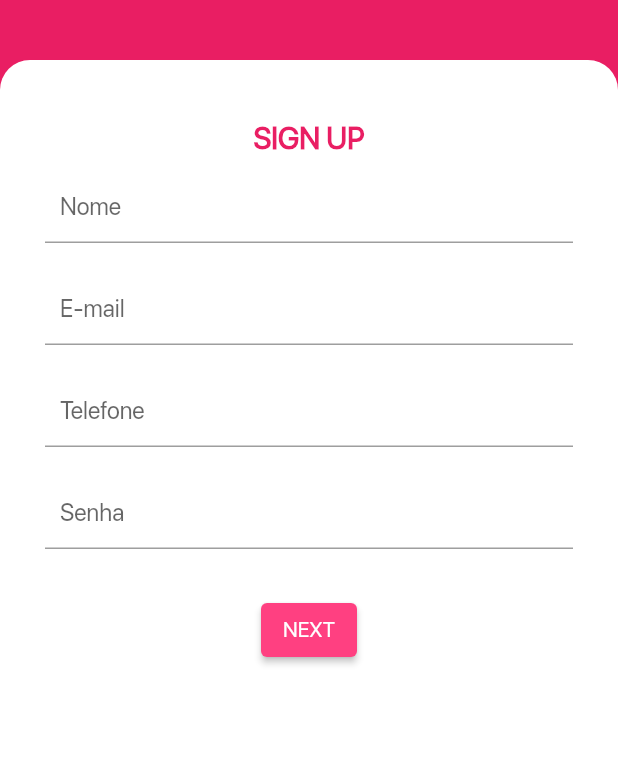
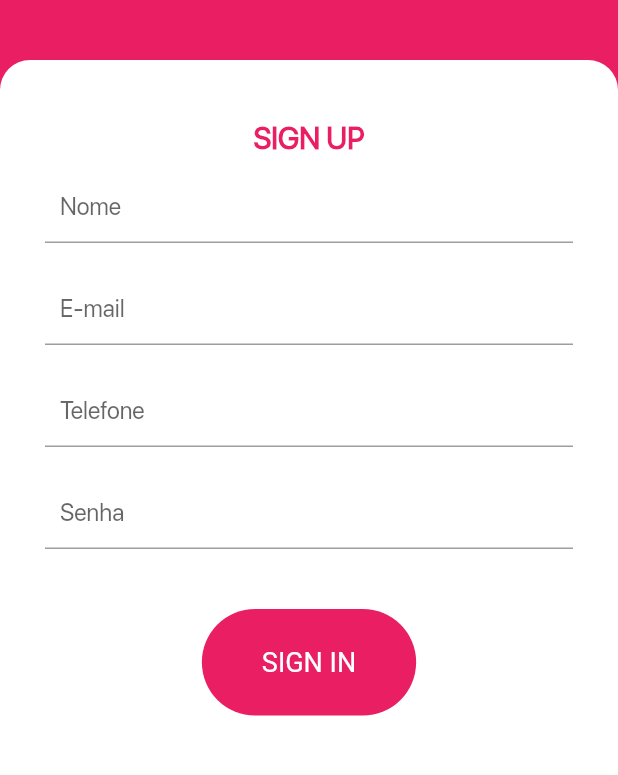
Before and after one commit to ItanuRomero/ramni-ecommerce, a Flutter app: the SignUp screen opened by its route, on a phone screen of 412 x 824 dp, the part 84-859 px from its top. Run offline on Flutter 3.47's test engine with Material 2 defaults, Android fonts, the phone set to English and light mode, and no system bars; our stand-ins replace image_picker; project files that could hold a hidden picture were left out.

Commit message:
close #7

```diff
--- a/app/lib/widgets/signUpForm.dart
+++ b/app/lib/widgets/signUpForm.dart
@@ -40,12 +40,13 @@ class SignUpFormState extends State<SignUpForm> {
           ),
           Center(
             child: Padding(
-              padding: const EdgeInsets.symmetric(vertical: 20.0),
-              child: ElevatedButton(
-                style: ElevatedButton.styleFrom(
-                    primary: Colors.pinkAccent,
-                    padding: const EdgeInsets.symmetric(
-                        vertical: 3, horizontal: 10)),
+              padding: const EdgeInsets.symmetric(vertical: 30.0),
+              child: TextButton(
+                style: TextButton.styleFrom(
+                    backgroundColor: Colors.pink,
+                    padding: const EdgeInsets.all(20.0),
+                    textStyle: const TextStyle(fontSize: 20),
+                    shape: const StadiumBorder()),
                 onPressed: () {
                   if (_formKey.currentState!.validate()) {
                     ScaffoldMessenger.of(context).showSnackBar(
@@ -59,10 +60,14 @@ class SignUpFormState extends State<SignUpForm> {
                     });
                   }
                 },
-                child: const Text('NEXT'),
+                child: const Padding(
+                  padding: EdgeInsets.symmetric(vertical: 5, horizontal: 20),
+                  child: Text('SIGN IN',
+                      style: TextStyle(fontSize: 18, color: Colors.white)),
+                ),
               ),
             ),
-          )
+          ),
         ],
       ),
     );
```
Also changed, not shown: app/lib/widgets/loginForm.dart (+12 -7 lines).
